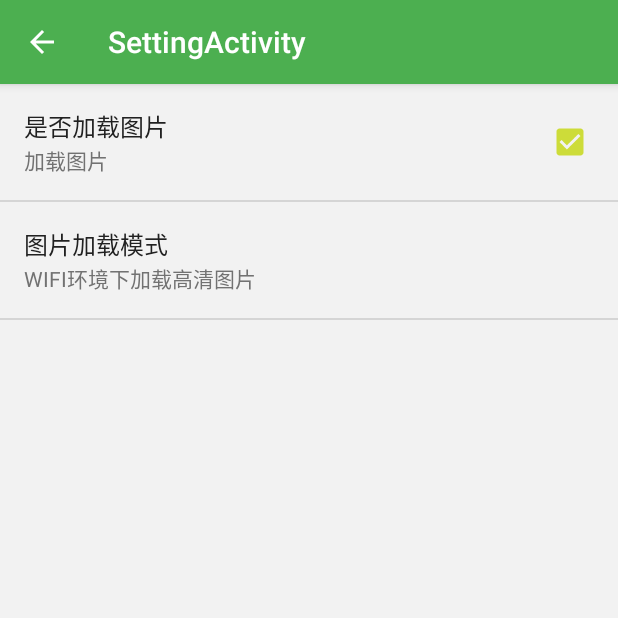
After one commit to xietiantian/Weibo, an Android app: the SettingActivity screen opened directly, with no data from a screen before it, on a phone screen of 412 x 824 dp, the top half of it. The commit adds this screen. Run offline under Robolectric (Android 15) with nearby library versions, the phone set to English and light mode, and no system bars.

Commit message:
根据网络和用户设置判断是否加载原图，不加载图片选项还未处理

```diff
--- /dev/null
+++ b/app/src/main/java/bupt/tiantian/weibo/activity/SettingActivity.java
@@ -0,0 +1,32 @@
+package bupt.tiantian.weibo.activity;
+
+import android.os.Bundle;
+import android.support.v7.app.AppCompatActivity;
+import android.support.v7.widget.Toolbar;
+import android.view.View;
+
+import bupt.tiantian.weibo.R;
+
+public class SettingActivity extends AppCompatActivity {
+    public static final String KEY_PREF_LOAD_PICTURE = "check_load_picture";
+    public static final String KEY_PREF_PIC_SIZE = "list_picmode";
+    public static final String PIC_SIZE_NETWORK_DEPENDS = "0";
+    public static final String PIC_SIZE_LARGE = "1";
+    public static final String PIC_SIZE_MIDDLE = "2";
+
+
+    @Override
+    protected void onCreate(Bundle savedInstanceState) {
+        super.onCreate(savedInstanceState);
+        setContentView(R.layout.activity_setting);
+        Toolbar toolbar = (Toolbar) findViewById(R.id.toolbar);
+        setSupportActionBar(toolbar);
+        getSupportActionBar().setDisplayHomeAsUpEnabled(true);
+        toolbar.setNavigationOnClickListener(new View.OnClickListener() {
+            @Override
+            public void onClick(View v) {
+                onBackPressed();
+            }
+        });
+    }
+}
--- /dev/null
+++ b/app/src/main/java/bupt/tiantian/weibo/activity/SettingActivityFragment.java
@@ -0,0 +1,36 @@
+package bupt.tiantian.weibo.activity;
+
+import android.os.Bundle;
+import android.preference.ListPreference;
+import android.preference.Preference;
+import android.preference.PreferenceFragment;
+
+import bupt.tiantian.weibo.R;
+import bupt.tiantian.weibo.util.NetChecker;
+
+/**
+ * A placeholder fragment containing a simple view.
+ */
+public class SettingActivityFragment extends PreferenceFragment {
+
+    public SettingActivityFragment() {
+    }
+
+    @Override
+    public void onCreate(Bundle savedInstanceState) {
+        super.onCreate(savedInstanceState);
+        addPreferencesFromResource(R.xml.preference);
+
+        final ListPreference picSizePref = (ListPreference) findPreference(SettingActivity.KEY_PREF_PIC_SIZE);
+        picSizePref.setSummary(picSizePref.getEntry());
+        picSizePref.setOnPreferenceChangeListener(new Preference.OnPreferenceChangeListener() {
+            @Override
+            public boolean onPreferenceChange(Preference preference, Object newValue) {
+                String newValueString=String.valueOf(newValue);
+                NetChecker.setLargePicFlag(getActivity(),newValueString);
+                preference.setSummary(((ListPreference) preference).getEntries()[Integer.valueOf(newValueString)]);
+                return true;
+            }
+        });
+    }
+}
--- a/app/src/main/java/bupt/tiantian/weibo/helper/DraweePagerAdapter.java
+++ b/app/src/main/java/bupt/tiantian/weibo/helper/DraweePagerAdapter.java
@@ -19,6 +19,7 @@ import java.util.ArrayList;
 
 import bupt.tiantian.weibo.R;
 import bupt.tiantian.weibo.activity.MainActivity;
+import bupt.tiantian.weibo.util.NetChecker;
 import me.relex.photodraweeview.OnViewTapListener;
 import me.relex.photodraweeview.PhotoDraweeView;
 
@@ -32,7 +33,6 @@ public class DraweePagerAdapter extends PagerAdapter {
     private Context mContext;
     private LayoutInflater mInflater;
     AlertDialog picOptAlertDialog;
-    MyHandler mHandler;
 
     public DraweePagerAdapter(ArrayList<PicUrl> picUrls, Context context) {
         mPicUrls = picUrls;
@@ -74,7 +74,8 @@ public class DraweePagerAdapter extends PagerAdapter {
         final PhotoDraweeView photoDraweeView = new PhotoDraweeView(container.getContext());
         photoDraweeView.setTag(position);
         final PipelineDraweeControllerBuilder controller = Fresco.newDraweeControllerBuilder();
-        final boolean largeUrlSet = mPicUrls.get(position).isLargeUrlSet();
+        //大图已经加载过或者当前设置&网络环境允许加载大图
+        final boolean largeUrlSet = mPicUrls.get(position).isLargeUrlSet() || NetChecker.getLargePicFlag();
         controller.setOldController(photoDraweeView.getController());
         if (largeUrlSet) {
             controller.setLowResImageRequest(ImageRequest.fromUri(mPicUrls.get(position).getMiddleUrl()))
--- a/app/src/main/java/bupt/tiantian/weibo/helper/OnPicClickListener.java
+++ b/app/src/main/java/bupt/tiantian/weibo/helper/OnPicClickListener.java
@@ -8,6 +8,7 @@ import android.widget.AdapterView;
 import bupt.tiantian.weibo.R;
 import bupt.tiantian.weibo.activity.MainActivity;
 import bupt.tiantian.weibo.activity.MainActivityFragment;
+import bupt.tiantian.weibo.util.NetChecker;
 
 /**
  * Created by tiantian on 16-7-5.
@@ -27,6 +28,8 @@ public class OnPicClickListener implements AdapterView.OnItemClickListener {
     public void onItemClick(AdapterView<?> parent, View view, int position, long id) {
         Bundle bundle = new Bundle();
         bundle.putInt("position", position);
+        System.out.println("pic large = "+ NetChecker.getLargePicFlag());
+        bundle.putBoolean("large",NetChecker.getLargePicFlag());
         bundle.putParcelableArrayList("url", mPicUrlHolder.getPicUrlList());
         MainActivityFragment mainFrag= (MainActivityFragment) ((MainActivity)mContext).getSupportFragmentManager().findFragmentById(R.id.fragMain);
         if(mainFrag!=null){
--- /dev/null
+++ b/app/src/main/res/layout/activity_setting.xml
@@ -0,0 +1,26 @@
+<?xml version="1.0" encoding="utf-8"?>
+<android.support.design.widget.CoordinatorLayout xmlns:android="http://schemas.android.com/apk/res/android"
+    xmlns:app="http://schemas.android.com/apk/res-auto"
+    xmlns:tools="http://schemas.android.com/tools"
+    android:layout_width="match_parent"
+    android:layout_height="match_parent"
+    android:fitsSystemWindows="true"
+    tools:context="bupt.tiantian.weibo.activity.SettingActivity">
+
+    <android.support.design.widget.AppBarLayout
+        android:layout_width="match_parent"
+        android:layout_height="wrap_content"
+        android:theme="@style/AppTheme.AppBarOverlay">
+
+        <android.support.v7.widget.Toolbar
+            android:id="@+id/toolbar"
+            android:layout_width="match_parent"
+            android:layout_height="?attr/actionBarSize"
+            android:background="?attr/colorPrimary"
+            app:popupTheme="@style/AppTheme.PopupOverlay" />
+
+    </android.support.design.widget.AppBarLayout>
+
+    <include layout="@layout/content_setting" />
+
+</android.support.design.widget.CoordinatorLayout>
--- a/app/src/main/res/menu/menu_origin_picture.xml
+++ b/app/src/main/res/menu/menu_setting.xml
@@ -1,7 +1,7 @@
 <menu xmlns:android="http://schemas.android.com/apk/res/android"
     xmlns:app="http://schemas.android.com/apk/res-auto"
     xmlns:tools="http://schemas.android.com/tools"
-    tools:context="bupt.tiantian.weibo.activity.OriginPictureActivity">
+    tools:context="bupt.tiantian.weibo.activity.SettingActivity">
     <item
         android:id="@+id/action_settings"
         android:orderInCategory="100"
--- a/app/src/main/res/values/arrays.xml
+++ b/app/src/main/res/values/arrays.xml
@@ -10,4 +10,16 @@
         <item>保存图片</item>
         <item>点你咋滴！</item>
     </string-array>
+
+    <string-array name="PrefPicShow">
+        <item>WIFI环境下加载高清图片</item>
+        <item>高清图片～质量更高</item>
+        <item>普通图片～流量最少</item>
+    </string-array>
+
+    <string-array name="PrefPicShowValue">
+        <item>0</item>
+        <item>1</item>
+        <item>2</item>
+    </string-array>
 </resources>
--- a/app/src/main/res/values/strings.xml
+++ b/app/src/main/res/values/strings.xml
@@ -15,5 +15,6 @@
     <string name="sdcard_state_error">sd卡未挂载～不能下载图片哦～</string>
     <string name="save_pic_success">图片已保存</string>
     <string name="save_pic_fail">保存图片失败</string>
+    <string name="title_activity_setting">SettingActivity</string>
 
 </resources>
--- /dev/null
+++ b/app/src/main/res/xml/preference.xml
@@ -0,0 +1,20 @@
+<?xml version="1.0" encoding="utf-8"?>
+<PreferenceScreen xmlns:android="http://schemas.android.com/apk/res/android">
+
+    <CheckBoxPreference
+        android:defaultValue="true"
+        android:key="check_load_picture"
+        android:summaryOff="不加载图片"
+        android:summaryOn="加载图片"
+        android:title="是否加载图片" />
+
+    <ListPreference
+        android:defaultValue="0"
+        android:dependency="check_load_picture"
+        android:entries="@array/PrefPicShow"
+        android:entryValues="@array/PrefPicShowValue"
+        android:key="list_picmode"
+        android:layout="?android:attr/preferenceLayoutChild"
+        android:title="图片加载模式" />
+
+</PreferenceScreen>
```
Also changed, not shown: app/src/main/AndroidManifest.xml (+17 -3 lines), app/src/main/java/bupt/tiantian/weibo/activity/MainActivity.java (+26 -1 lines), app/src/main/java/bupt/tiantian/weibo/activity/MainActivityFragment.java (+4 -4 lines), app/src/main/java/bupt/tiantian/weibo/activity/ShowPictureFragment.java (+4 -6 lines), app/src/main/java/bupt/tiantian/weibo/helper/PicUrl.java (+7 -3 lines), app/src/main/java/bupt/tiantian/weibo/util/NetChecker.java (added, +114 -0 lines), app/src/main/res/layout/content_setting.xml (added, +9 -0 lines), app/src/main/res/menu/menu_main.xml (renamed from app/src/main/res/menu/menu_main2.xml).
